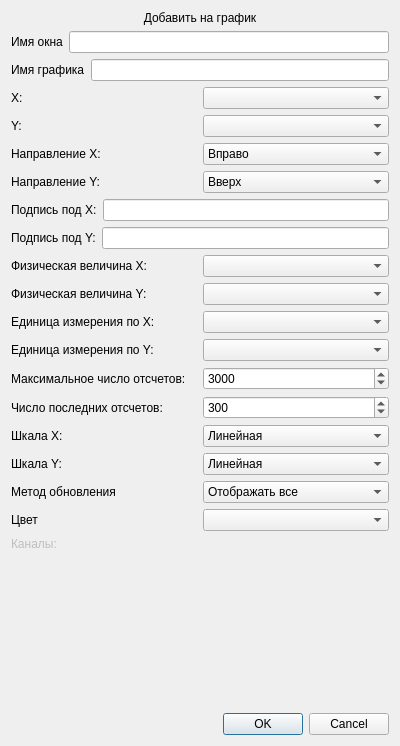
Above: plugin/addonplotdialog.ui from eugesh/GraphPlugin before the change. Below: the same form after it.
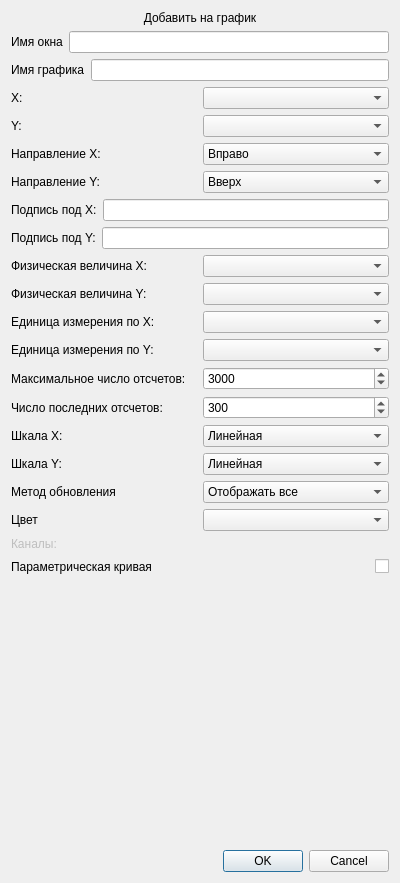
That is the form after the change.

Commit message:
Parametric curve graph: new parameter in dialog
Issue: #47

What changed in the file:
```diff
--- a/plugin/addonplotdialog.ui
+++ b/plugin/addonplotdialog.ui
@@ -7,7 +7,7 @@
     <x>0</x>
     <y>0</y>
     <width>400</width>
-    <height>746</height>
+    <height>883</height>
    </rect>
   </property>
   <property name="windowTitle">
@@ -362,6 +362,37 @@
       </layout>
      </item>
      <item row="20" column="0">
+      <layout class="QHBoxLayout" name="horizontalLayout_19">
+       <item>
+        <widget class="QLabel" name="label">
+         <property name="text">
+          <string>Параметрическая кривая</string>
+         </property>
+        </widget>
+       </item>
+       <item>
+        <spacer name="horizontalSpacer">
+         <property name="orientation">
+          <enum>Qt::Horizontal</enum>
+         </property>
+         <property name="sizeHint" stdset="0">
+          <size>
+           <width>40</width>
+           <height>20</height>
+          </size>
+         </property>
+        </spacer>
+       </item>
+       <item>
+        <widget class="QCheckBox" name="parametricCurveCheckBox">
+         <property name="text">
+          <string/>
+         </property>
+        </widget>
+       </item>
+      </layout>
+     </item>
+     <item row="21" column="0">
       <spacer name="verticalSpacer">
        <property name="orientation">
         <enum>Qt::Vertical</enum>
@@ -374,7 +405,7 @@
        </property>
       </spacer>
      </item>
-     <item row="21" column="0">
+     <item row="22" column="0">
       <widget class="QDialogButtonBox" name="buttonBox">
        <property name="orientation">
         <enum>Qt::Horizontal</enum>
```
The commit also changes 3 other files.
